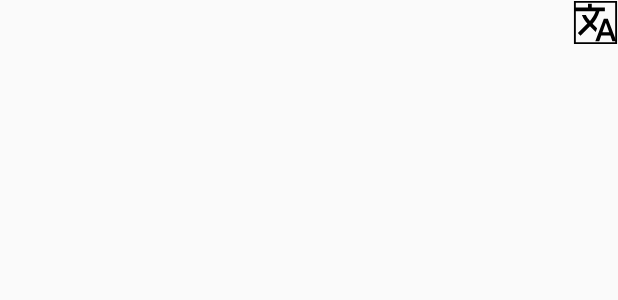
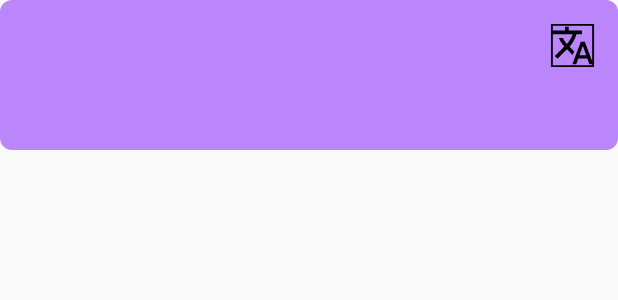
Before and after one commit to Lance-Azrael/CSS-545-UWB, an Android app built with Jetpack Compose: the layout floating_button_layout.xml on its own in the app's theme, with its tools: preview values and no code run, on a phone screen of 412 x 824 dp. Shown: the top 300 px of the screen. Run offline under Robolectric (Android 15) with nearby library versions, the phone set to English and light mode, and no system bars.

Commit message:
窗口可全屏移动了

```diff
--- /dev/null
+++ b/Project/app/src/main/res/drawable/floating_button_layout_background.xml
@@ -0,0 +1,9 @@
+<?xml version="1.0" encoding="utf-8"?>
+<shape xmlns:android="http://schemas.android.com/apk/res/android">
+    <solid android:color="@color/purple_200" /> <!-- 填充颜色，白色可以修改 -->
+    <stroke
+        android:color="@android:color/black">
+        <size android:width="1dp" />
+    </stroke>
+    <corners android:radius="8dp" />
+</shape>
--- a/Project/app/src/main/res/layout/floating_button_layout.xml
+++ b/Project/app/src/main/res/layout/floating_button_layout.xml
@@ -6,13 +6,16 @@
     android:layout_height="wrap_content"
     android:gravity="bottom"
     android:orientation="vertical"
-    android:padding="0dp">
+    android:padding="0dp"
+    android:background="@drawable/floating_button_layout_background">
 
     <ImageView
         android:id="@+id/floatingButton"
         android:layout_width="30dp"
         android:layout_height="30dp"
 
+        android:layout_marginTop="15dp"
+        android:layout_marginEnd="15dp"
         android:contentDescription="@string/translate"
         android:src="@drawable/translate_24px"
         app:layout_constraintEnd_toEndOf="parent"
@@ -40,7 +43,7 @@
         android:layout_height="43dp"
         android:text="X"
         android:visibility="invisible"
-        app:layout_constraintEnd_toEndOf="@+id/translatedText"
-        app:layout_constraintTop_toTopOf="@+id/translatedText" />
+        app:layout_constraintBottom_toBottomOf="@+id/translatedText"
+        app:layout_constraintEnd_toEndOf="@+id/translatedText" />
 
 </androidx.constraintlayout.widget.ConstraintLayout>
--- a/Project/gradle/libs.versions.toml
+++ b/Project/gradle/libs.versions.toml
@@ -13,6 +13,7 @@ translate = "17.0.3"
 constraintlayout = "2.1.4"
 material = "1.12.0"
 appcompat = "1.7.0"
+stanfordCorenlp = "4.5.7"
 
 [libraries]
 androidx-core-ktx = { group = "androidx.core", name = "core-ktx", version.ref = "coreKtx" }
@@ -34,6 +35,7 @@ translate = { group = "com.google.mlkit", name = "translate", version.ref = "tra
 androidx-constraintlayout = { group = "androidx.constraintlayout", name = "constraintlayout", version.ref = "constraintlayout" }
 material = { group = "com.google.android.material", name = "material", version.ref = "material" }
 androidx-appcompat = { group = "androidx.appcompat", name = "appcompat", version.ref = "appcompat" }
+stanford-corenlp = { group = "edu.stanford.nlp", name = "stanford-corenlp", version.ref = "stanfordCorenlp" }
 
 [plugins]
 android-application = { id = "com.android.application", version.ref = "agp" }
```
Also changed, not shown: Project/app/src/main/java/com/example/easyscreen/FloatingButtonService.kt (+110 -24 lines).
